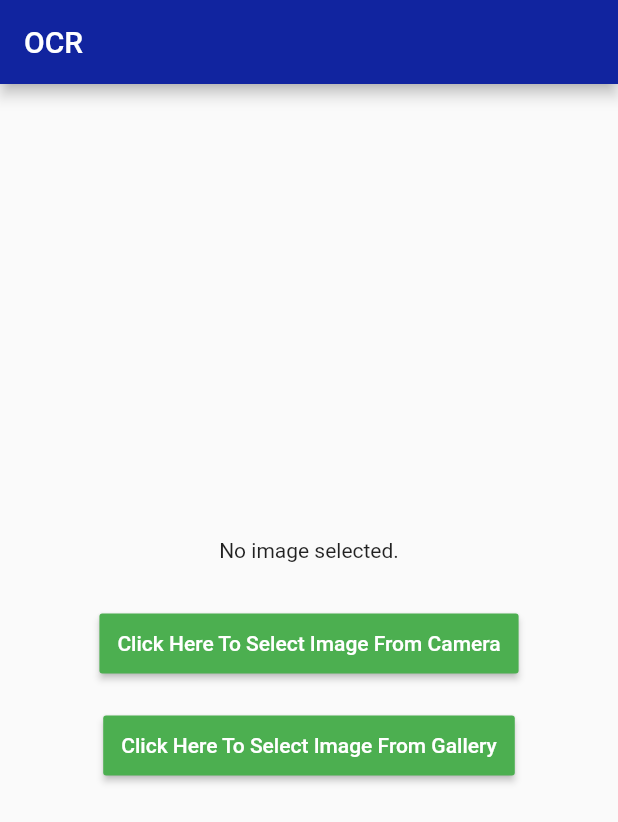
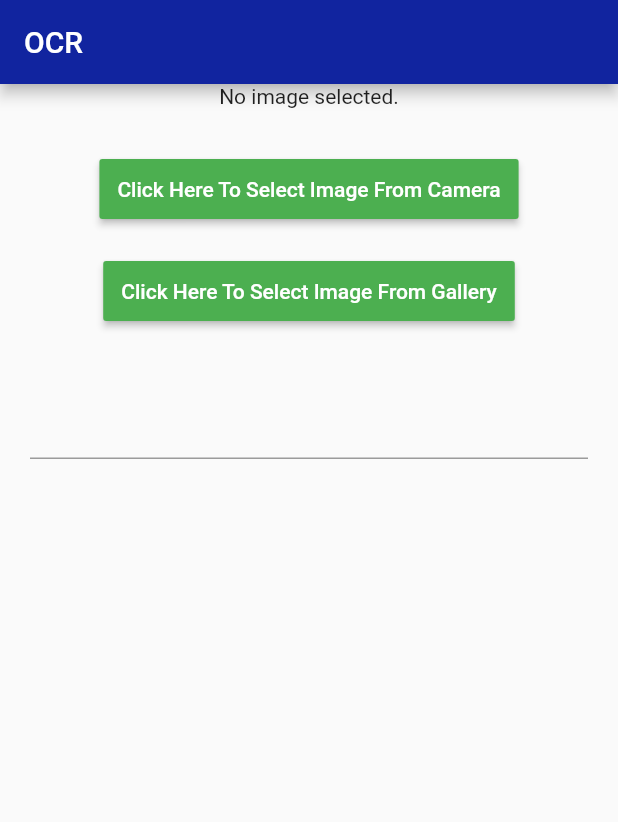
Before and after one commit to rkj1998/bharat_scan_and_translate, a Flutter app: the screen it shows after launch, after a tap on "Optical Character Recogniser", after a tap on "Click Here To Select Image From Gallery", on a phone screen of 412 x 824 dp. Shown: the top 822 px of the screen. Run offline on Flutter 3.47's test engine with Material 2 defaults, Android fonts, the phone set to English and light mode, and no system bars; our stand-ins replace image_picker; missing offline and left inert: firebase_ml_vision; accounts and stored records are empty.

Commit message:
Update OCR.dart

```diff
--- a/lib/Screens/OCR.dart
+++ b/lib/Screens/OCR.dart
@@ -1,4 +1,5 @@
 import 'dart:io';
+import 'package:flutter/cupertino.dart';
 import 'package:flutter/material.dart';
 import 'package:firebase_ml_vision/firebase_ml_vision.dart';
 import 'package:image_picker/image_picker.dart';
@@ -9,8 +10,22 @@ class OCR extends StatefulWidget {
 }
 
 class _OCRState extends State<OCR> {
+
+  @override
+  void initState() {
+    _c = new TextEditingController();
+    super.initState();
+  }
+
+  @override
+  void dispose(){
+    _c?.dispose();
+    super.dispose();
+  }
+
+  TextEditingController _c ;
   File imageURI;
-  var text = '';
+  var text ='';
   final ImagePicker _picker = ImagePicker();
 
   Future getImageFromCamera() async {
@@ -33,6 +48,9 @@ class _OCRState extends State<OCR> {
         text = text + '\n';
       }
     }
+    setState(() {
+      _c.text=text;
+    });
     textRecognizer.close();
     print(text);
   }
@@ -54,17 +72,22 @@ class _OCRState extends State<OCR> {
             text = text + word.text + ' ';
           });
         }
-        text = text + '\n';
+
+        text = text + ' ';
       }
     }
+    setState(() {
+      _c.text=text;
+    });
     textRecognizer.close();
-    print(text);
   }
+
 
   @override
   Widget build(BuildContext context) {
+    print("Initialized");
     return MaterialApp(
-        title: 'SN',
+        title: 'OCR',
         theme: ThemeData(
           primarySwatch: Colors.blue,
         ),
@@ -72,18 +95,20 @@ class _OCRState extends State<OCR> {
           appBar: AppBar(backgroundColor: Color(0xFF11249F),
             title: Text('OCR',
               style: new TextStyle(color: Colors.white),),),
-          body: Center(
+          body: SingleChildScrollView(
+            child: Center(
                 child: Column(
                     mainAxisAlignment: MainAxisAlignment.center,
                     children: <Widget>[
                       imageURI == null
                           ? Text('No image selected.')
-                        : Image.file(imageURI, width: 300, height: 200, fit: BoxFit.cover),
+                          : Image.file(imageURI, width:300, height: 300, fit: BoxFit.contain),
 
                       Container(
                           margin: EdgeInsets.fromLTRB(0, 30, 0, 20),
                           child: RaisedButton(
                             onPressed: () {
+                              text="";
                               getImageFromCamera();
                             },
                             child: Text('Click Here To Select Image From Camera'),
@@ -95,17 +120,28 @@ class _OCRState extends State<OCR> {
                       Container(
                           margin: EdgeInsets.fromLTRB(0, 0, 0, 0),
                           child: RaisedButton(
-                          onPressed: () => getImageFromGallery(),
+                            onPressed: () {
+
+                              text="";
+                              getImageFromGallery();
+                            },
                             child: Text('Click Here To Select Image From Gallery'),
                             textColor: Colors.white,
                             color: Colors.green,
                             padding: EdgeInsets.fromLTRB(12, 12, 12, 12),
                           )),
+                      SizedBox(height: 20,),
+                      Container(
+                        padding: EdgeInsets.all(20),
+                        child: TextFormField(
+                         maxLines: null,
+                          keyboardType: TextInputType.multiline,
+                          controller: _c,
+                        ),
+                      )
+                    ]),
 
-
-
-                  ])
-
+            ),
           ),
         )
     );
```
Lines whose indentation alone changed are shown as unchanged.
